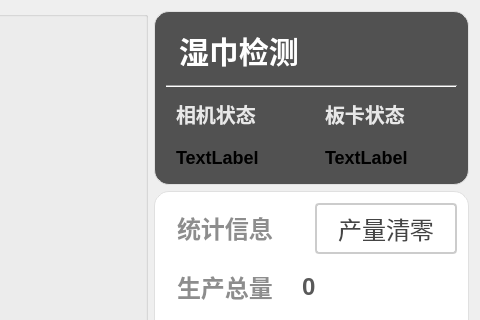
WIND-ROAD-RUN/QiXinShiJinDanXiangJi, file QiXinShiJinDanXiangJi/ui/QiXinShiJinDanXiangJi.ui: the form before one commit; both pictures show x 544 to 1024 and y 0 to 320 of the 1024 by 768 pixel window.
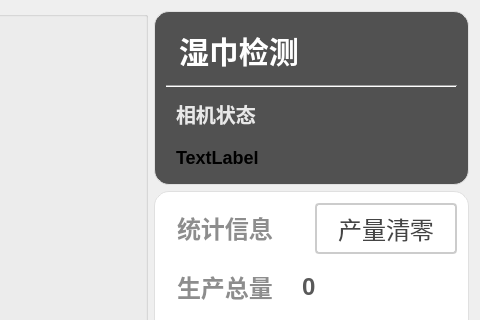
The form after the commit. Icons and pictures are not drawn.

Commit message: 修改UI

What changed in the file:
```diff
--- a/QiXinShiJinDanXiangJi/ui/QiXinShiJinDanXiangJi.ui
+++ b/QiXinShiJinDanXiangJi/ui/QiXinShiJinDanXiangJi.ui
@@ -195,40 +195,6 @@
                </item>
               </layout>
              </item>
-             <item>
-              <layout class="QVBoxLayout" name="vLayout_cardState" stretch="3,2">
-               <item>
-                <widget class="QLabel" name="label_cardStateTitle">
-                 <property name="styleSheet">
-                  <string notr="true">QLabel {
-       font-size: 20px;        
-       font-weight: bold;        
-       color: rgb(232, 232, 232);         
-       padding: 5px 5px;     
-       border-bottom: 2px solid #cccccc; 
-    }</string>
-                 </property>
-                 <property name="text">
-                  <string>板卡状态</string>
-                 </property>
-                </widget>
-               </item>
-               <item>
-                <widget class="QLabel" name="label_cardState">
-                 <property name="styleSheet">
-                  <string notr="true">QLabel {
-       font-size: 18px;        
-       font-weight: bold;        
-padding: 5px 5px;  
-    }</string>
-                 </property>
-                 <property name="text">
-                  <string>TextLabel</string>
-                 </property>
-                </widget>
-               </item>
-              </layout>
-             </item>
             </layout>
            </item>
           </layout>
```
The commit also changes 2 other files.
